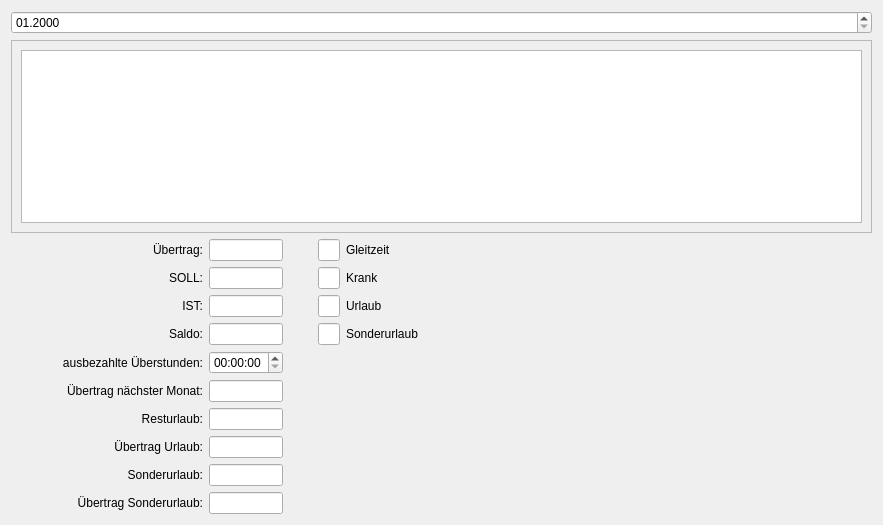
Qt form cmonthlyview.ui (birkeh/workingHours) before a commit.
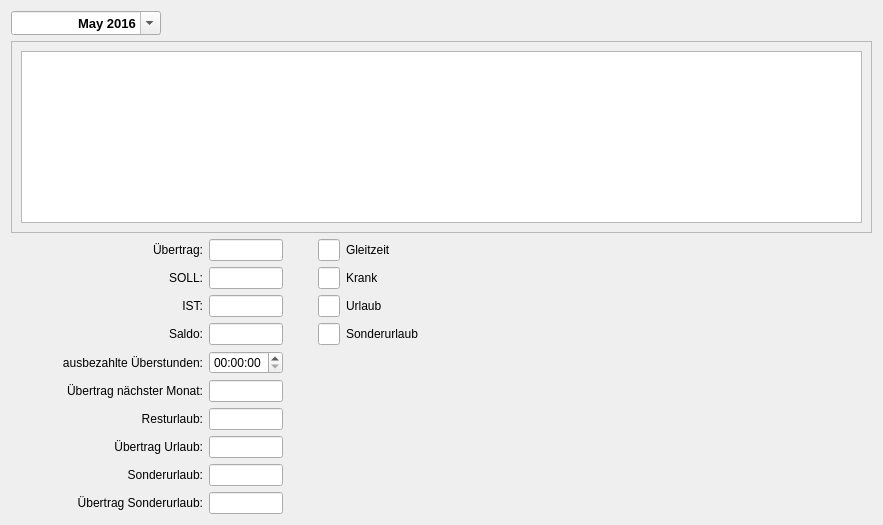
The same form after that commit.

Commit message: Month display

The edit to the form file:
```diff
--- a/cmonthlyview.ui
+++ b/cmonthlyview.ui
@@ -17,16 +17,62 @@
    <item row="0" column="0">
     <layout class="QVBoxLayout" name="verticalLayout">
      <item>
+      <layout class="QHBoxLayout" name="horizontalLayout" stretch="0,0">
+       <item>
       <widget class="QDateEdit" name="m_lpMonth">
+         <property name="minimumSize">
+          <size>
+           <width>150</width>
+           <height>0</height>
+          </size>
+         </property>
+         <property name="font">
+          <font>
+           <pointsize>10</pointsize>
+           <weight>75</weight>
+           <bold>true</bold>
+          </font>
+         </property>
+         <property name="alignment">
+          <set>Qt::AlignRight|Qt::AlignTrailing|Qt::AlignVCenter</set>
+         </property>
+         <property name="minimumDateTime">
+          <datetime>
+           <hour>0</hour>
+           <minute>0</minute>
+           <second>0</second>
+           <year>2016</year>
+           <month>5</month>
+           <day>1</day>
+          </datetime>
+         </property>
        <property name="currentSection">
         <enum>QDateTimeEdit::MonthSection</enum>
        </property>
        <property name="displayFormat">
-        <string>MM.yyyy</string>
+          <string>MMMM yyyy</string>
+         </property>
+         <property name="calendarPopup">
+          <bool>true</bool>
        </property>
       </widget>
      </item>
      <item>
+        <spacer name="horizontalSpacer_2">
+         <property name="orientation">
+          <enum>Qt::Horizontal</enum>
+         </property>
+         <property name="sizeHint" stdset="0">
+          <size>
+           <width>40</width>
+           <height>20</height>
+          </size>
+         </property>
+        </spacer>
+       </item>
+      </layout>
+     </item>
+     <item>
       <widget class="QScrollArea" name="scrollArea">
        <property name="widgetResizable">
         <bool>true</bool>
@@ -37,7 +83,7 @@
           <x>0</x>
           <y>0</y>
           <width>861</width>
-          <height>215</height>
+          <height>211</height>
          </rect>
         </property>
         <layout class="QGridLayout" name="gridLayout_2">
```
Lines whose indentation alone changed are shown as unchanged.
